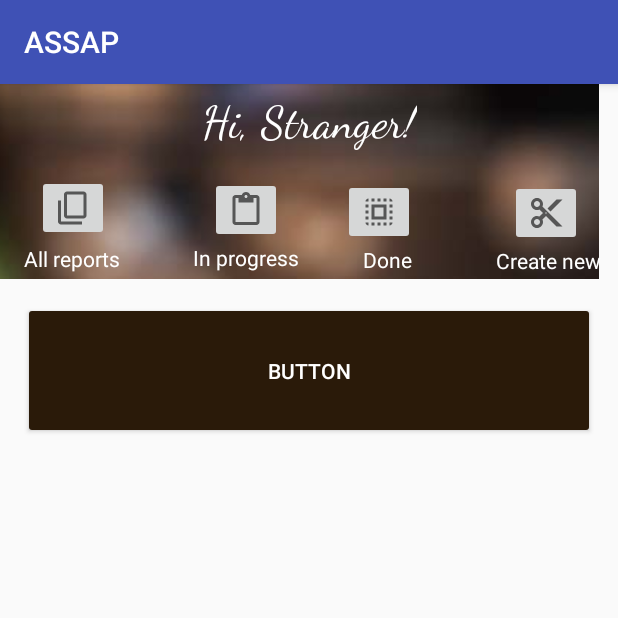
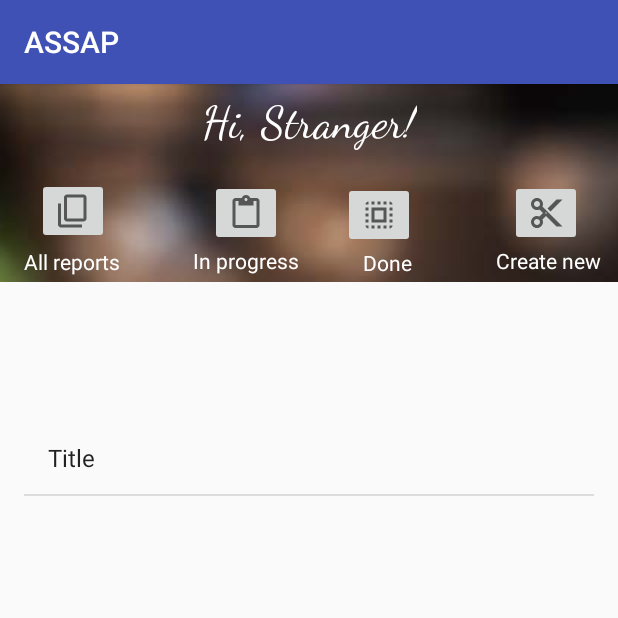
Before and after one commit to angelaDer/ASSAP, an Android app: the MainReports screen opened directly, with no data from a screen before it, on a phone screen of 412 x 824 dp, the top half of it. Run offline under Robolectric (Android 15) with nearby library versions, the phone set to English and light mode, and no system bars.

```diff
--- /dev/null
+++ b/app/src/main/java/com/example/angela/assap/Database.java
@@ -0,0 +1,80 @@
+package com.example.angela.assap;
+
+import android.content.ContentValues;
+import android.content.Context;
+import android.database.Cursor;
+import android.database.sqlite.SQLiteDatabase;
+import android.database.sqlite.SQLiteOpenHelper;
+
+public class Database extends SQLiteOpenHelper {
+
+
+    private static final String DB_NAME = "Requests.db";
+    private static final String DB_TABLE = "All_Reports";
+
+    //columns
+    private static final String ID = "ID";
+    private static final String Title = "Title";
+
+    private static final String CREATE_TABLE = "CREATE TABLE " + DB_TABLE+"("+
+            ID +" INTEGER PRIMARY KEY AUTOINCREMENT, "+
+            Title +" TEXT "+ ")";
+
+    public Database(Context context) {
+
+        super(context, DB_NAME,null,1);
+    }
+
+    @Override
+    public void onCreate(SQLiteDatabase db) {
+        // TODO Auto-generated method stub
+
+        db.execSQL(CREATE_TABLE);
+
+    }
+
+    @Override
+    public void onUpgrade(SQLiteDatabase db, int oldVersion, int newVersion) {
+        // TODO Auto-generated method stub
+        db.execSQL("DROP TABLE IF EXISTS "+DB_TABLE);
+
+        onCreate(db);
+    }
+
+
+//create method to insert data
+    public boolean addData(String title){
+
+        SQLiteDatabase db = this.getWritableDatabase();
+        ContentValues contentValues = new ContentValues();
+        contentValues.put(Title, title);
+
+        long result = db.insert(DB_TABLE, null, contentValues);
+
+        if(result==-1){
+
+            return false;
+        }
+        else{
+
+            return true;
+        }
+
+    }
+
+
+
+    //create method to view data
+    public Cursor viewData(){
+
+        SQLiteDatabase db = this.getReadableDatabase();
+        String query = "SELECT * FROM "+DB_TABLE;
+
+
+        Cursor cursor = db.rawQuery(query,null);
+
+        return cursor;
+
+    }
+
+}
--- a/app/src/main/java/com/example/angela/assap/MainReports.java
+++ b/app/src/main/java/com/example/angela/assap/MainReports.java
@@ -1,20 +1,47 @@
 package com.example.angela.assap;
 
 import android.content.Intent;
+import android.database.Cursor;
 import android.support.v7.app.AppCompatActivity;
 import android.os.Bundle;
 import android.view.View;
+import android.widget.ArrayAdapter;
 import android.widget.Button;
 import android.widget.ImageButton;
+import android.widget.ListAdapter;
+import android.widget.ListView;
+import android.widget.Toast;
+
+import java.util.ArrayList;
 
 public class MainReports extends AppCompatActivity {
 
     ImageButton createNewButton;
+    Database db;
 
     @Override
     protected void onCreate(Bundle savedInstanceState) {
         super.onCreate(savedInstanceState);
         setContentView(R.layout.allreports);
+
+        ListView listView = (ListView) findViewById(R.id.mobile_list);
+        db = new Database(this);
+
+
+        ArrayList<String> theList = new ArrayList<>();
+        Cursor data = db.viewData();
+
+        if(data.getCount() == 0){
+
+            Toast.makeText(MainReports.this,"Database was empty",Toast.LENGTH_LONG).show();
+        }else{
+            while(data.moveToNext()){
+                theList.add(data.getString(1));
+                ListAdapter listAdapter = new ArrayAdapter<>(this, android.R.layout.simple_list_item_1,theList);
+                listView.setAdapter(listAdapter);
+            }
+
+        }
 
         createNewButton = (ImageButton) findViewById(R.id.createnew);
         createNewButton.setOnClickListener(new View.OnClickListener() {
--- a/app/src/main/res/layout/allreports.xml
+++ b/app/src/main/res/layout/allreports.xml
@@ -9,8 +9,8 @@
 
     <ImageButton
         android:id="@+id/imageButton"
-        android:layout_width="399dp"
-        android:layout_height="130dp"
+        android:layout_width="425dp"
+        android:layout_height="134dp"
         app:layout_constraintBottom_toTopOf="@+id/createnew"
         app:layout_constraintStart_toStartOf="parent"
         app:layout_constraintTop_toTopOf="@+id/createnew"
@@ -126,20 +126,17 @@
         app:layout_constraintStart_toStartOf="@+id/textView12"
         app:srcCompat="?android:attr/actionModeCutDrawable" />
 
-    <Button
-        android:id="@+id/button4"
-        android:layout_width="0dp"
-        android:layout_height="91dp"
-        android:layout_marginEnd="15dp"
-        android:layout_marginLeft="15dp"
-        android:layout_marginRight="15dp"
-        android:layout_marginStart="15dp"
-        android:layout_marginTop="16dp"
-        android:backgroundTint="#2a1a09"
-        android:text="Button"
-        android:textColor="@android:color/background_light"
-        app:layout_constraintEnd_toEndOf="parent"
+    <ListView
+        android:id="@+id/mobile_list"
+        android:layout_width="380dp"
+        android:layout_height="370dp"
+        android:layout_marginStart="16dp"
+        android:layout_marginLeft="16dp"
+        android:layout_marginBottom="80dp"
+        android:inputType="textNoSuggestions"
+        app:layout_constraintBottom_toBottomOf="parent"
         app:layout_constraintStart_toStartOf="parent"
-        app:layout_constraintTop_toBottomOf="@+id/imageButton" />
+        app:layout_constraintTop_toBottomOf="@+id/imageButton"
+        app:layout_constraintVertical_bias="0.503"></ListView>>
 
 </android.support.constraint.ConstraintLayout>
```
Also changed, not shown: app/src/main/java/com/example/angela/assap/CreateNew.java (+48 -0 lines).
